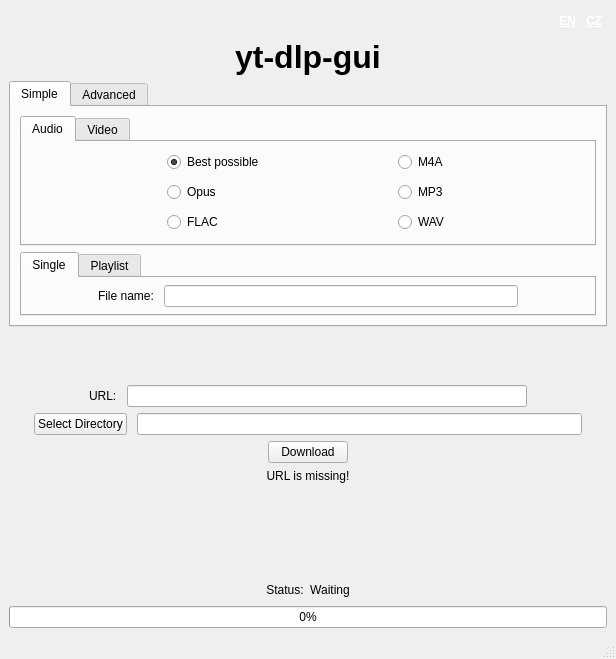
The window that maingui.ui (Bundes197/yt-dlp-gui) describes before a commit, drawn with Qt 5.
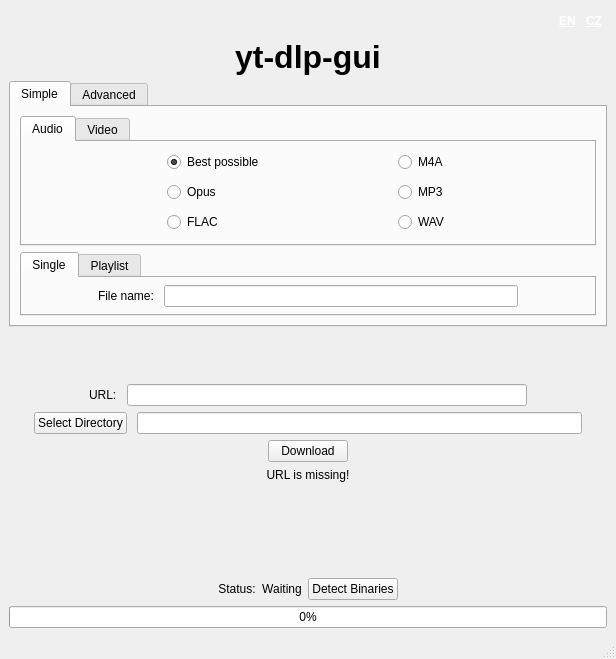
The same window after the commit.

Commit message: feat(ui): add button for binaries detection after failed search

```diff
--- a/maingui.ui
+++ b/maingui.ui
@@ -816,6 +816,26 @@
         </property>
        </widget>
       </item>
+      <item>
+       <widget class="QPushButton" name="detectButton">
+        <property name="enabled">
+         <bool>true</bool>
+        </property>
+        <property name="sizePolicy">
+         <sizepolicy hsizetype="Minimum" vsizetype="Minimum">
+          <horstretch>0</horstretch>
+          <verstretch>0</verstretch>
+         </sizepolicy>
+        </property>
+        <property name="styleSheet">
+         <string notr="true">QPushButton {
+}</string>
+        </property>
+        <property name="text">
+         <string>Detect Binaries</string>
+        </property>
+       </widget>
+      </item>
       <item>
        <spacer name="horizontalSpacer_8">
         <property name="orientation">
```
Left out of the diff: 2 changed lines with no effect on the pictures. The commit also changes 5 other files.
